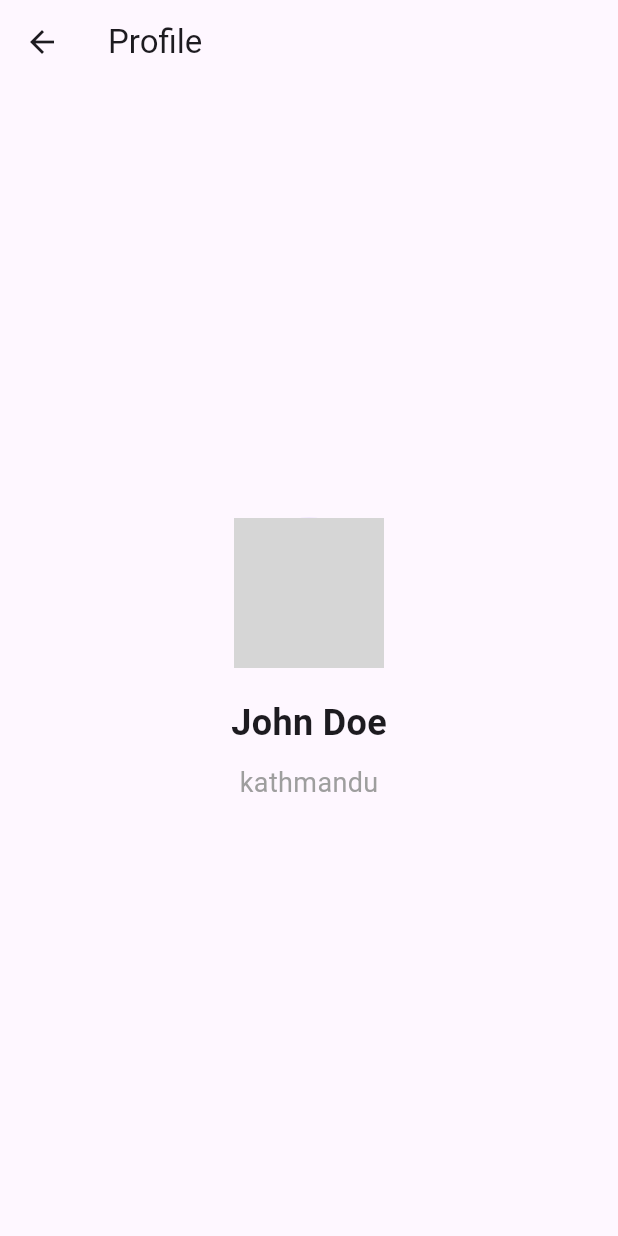
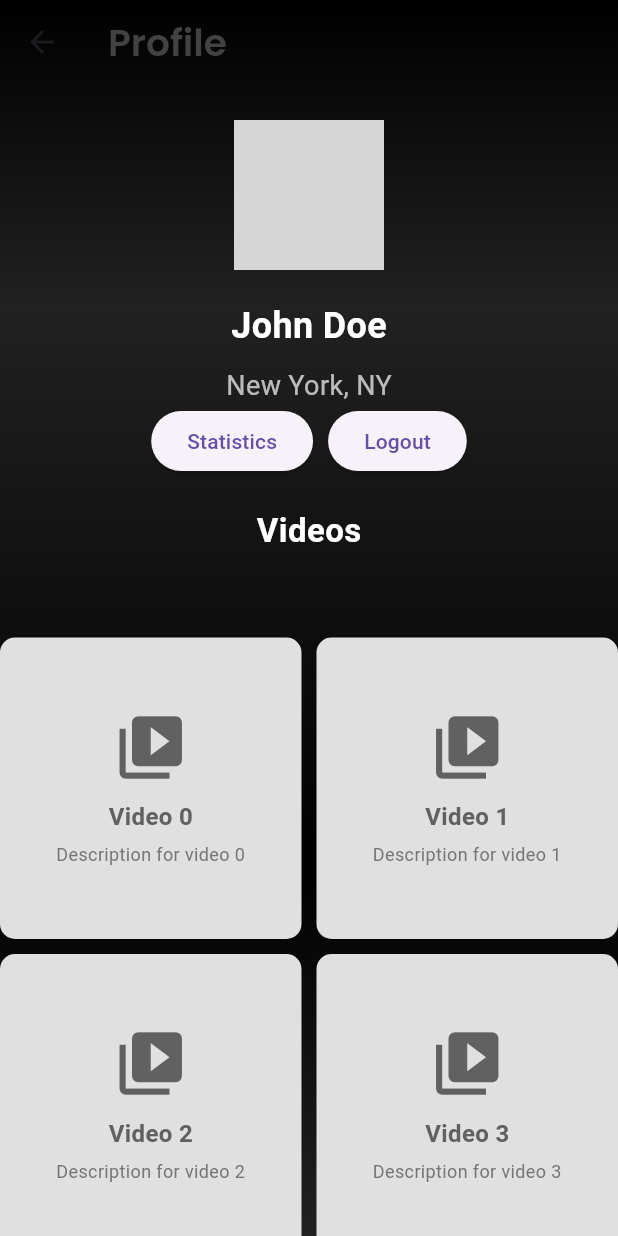
Before and after one commit to sunidhisharma03/SwipeShop, a Flutter app: the Profile screen opened directly, on a phone screen of 412 x 824 dp. Run offline on Flutter 3.47's test engine with Material 3 defaults, Android fonts, the phone set to English and light mode, and no system bars; our stand-ins replace chewie, cloud_firestore, firebase_auth, firebase_core, firebase_storage, google_fonts and 4 more; missing offline and left inert: dart:ffi; accounts and stored records are empty; network calls fail; grey boxes are pictures that could not be loaded.

Commit message:
Creation of profile stats and logout

```diff
--- a/frontend/lib/Profile/profile.dart
+++ b/frontend/lib/Profile/profile.dart
@@ -1,49 +1,163 @@
 import 'package:flutter/material.dart';
+import 'package:google_fonts/google_fonts.dart';
+import 'package:swipeshop_frontend/Profile/merchantStatistics.dart';
 
-class Profile extends StatefulWidget {
-  final String name;
-  final String profilePictureUrl;
-  final String location;
-
-  const Profile({
-    Key? key,
-    required this.name,
-    required this.profilePictureUrl,
-    required this.location,
-  }) : super(key: key);
+class Profile extends StatelessWidget {
+  final bool isMerchant;
+  const Profile({Key? key, required this.isMerchant}) : super(key: key);
 
   @override
-  State<Profile> createState() => _ProfileState();
-}
+  Widget build(BuildContext context) {
+    final String name = 'John Doe'; // Example name
+    final String profilePictureUrl =
+        'https://www.example.com/profile.jpg'; // Example profile picture URL
+    final String location = 'New York, NY'; // Example location
 
-class _ProfileState extends State<Profile> {
-  @override
-  Widget build(BuildContext context) {
     return Scaffold(
+      extendBodyBehindAppBar: true,
       appBar: AppBar(
-        title: Text('Profile'),
+        backgroundColor: Colors.transparent,
+        elevation: 0,
+        title: Text(
+          'Profile',
+          style: GoogleFonts.poppins(
+            fontSize: 25,
+            fontWeight: FontWeight.w600,
+            color: Colors.grey.shade800,
+          ),
+        ),
       ),
       body: Center(
+        child: Container(
+          width: double.infinity,
+          height: double.infinity,
+          decoration: BoxDecoration(
+            gradient: LinearGradient(
+              colors: [
+                Colors.black,
+                Colors.grey.shade900,
+                Colors.black,
+                Colors.grey.shade900,
+              ],
+              stops: [0, 0.25, 0.7, 1],
+              begin: Alignment.topCenter,
+              end: Alignment.bottomCenter,
+            ),
+          ),
           child: Column(
             mainAxisAlignment: MainAxisAlignment.center,
             children: <Widget>[
+              isMerchant ? SizedBox(height: 80) : SizedBox(height: 0),
               CircleAvatar(
                 radius: 50,
-              backgroundImage: NetworkImage(widget.profilePictureUrl),
+                backgroundImage: NetworkImage(profilePictureUrl),
               ),
               SizedBox(height: 20),
               Text(
-              widget.name.isNotEmpty ? widget.name : 'John Doe',
-              style: TextStyle(fontSize: 24, fontWeight: FontWeight.bold),
+                name,
+                style: TextStyle(
+                    fontSize: 24,
+                    fontWeight: FontWeight.bold,
+                    color: Colors.white),
               ),
               SizedBox(height: 10),
               Text(
-              widget.location.isNotEmpty ? widget.location : 'New York, NY',
-              style: TextStyle(fontSize: 18, color: Colors.grey),
+                location,
+                style: TextStyle(fontSize: 18, color: Colors.white70),
+              ),
+              Row(mainAxisAlignment: MainAxisAlignment.center, children: [
+                if (isMerchant) ...[
+                  Container(
+                      child: ElevatedButton(
+                          onPressed: () {
+                            showModalBottomSheet(
+                              context: context,
+                              enableDrag: true,
+                              isScrollControlled: true,
+                              builder: (BuildContext context) {
+                                return Container(
+                                  height:
+                                      MediaQuery.of(context).size.height * 0.6,
+                                  child: MerchantStats(),
+                                  color: Colors.grey.withOpacity(0.5),
+                                );
+                              },
+                            );
+                          },
+                          child: Text("Statistics"))),
+                  SizedBox(
+                    width: 10,
+                  ),
+                  Container(
+                      child: ElevatedButton(
+                    onPressed: () {},
+                    child: Text("Logout"),
+                  )),
+                ],
+              ]),
+              if (isMerchant) ...[
+                SizedBox(height: 20),
+                Text(
+                  'Videos',
+                  style: TextStyle(
+                    fontSize: 22,
+                    fontWeight: FontWeight.bold,
+                    color: Colors.white,
+                  ),
+                ),
+                Expanded(
+                  child: GridView.builder(
+                    gridDelegate: SliverGridDelegateWithFixedCrossAxisCount(
+                      crossAxisCount: 2,
+                      crossAxisSpacing: 10,
+                      mainAxisSpacing: 10,
+                    ),
+                    itemCount: 10, // Example number of videos
+                    itemBuilder: (context, index) {
+                      return Container(
+                        decoration: BoxDecoration(
+                          color: Colors.grey.shade300,
+                          borderRadius: BorderRadius.circular(10),
+                        ),
+                        child: Center(
+                          child: Column(
+                            mainAxisAlignment: MainAxisAlignment.center,
+                            children: [
+                              Icon(
+                                Icons.video_collection,
+                                size: 50,
+                                color: Colors.grey.shade700,
+                              ),
+                              SizedBox(height: 10),
+                              Text(
+                                'Video $index',
+                                style: TextStyle(
+                                  fontSize: 16,
+                                  fontWeight: FontWeight.bold,
+                                  color: Colors.grey.shade700,
+                                ),
+                              ),
+                              SizedBox(height: 5),
+                              Text(
+                                'Description for video $index',
+                                textAlign: TextAlign.center,
+                                style: TextStyle(
+                                  fontSize: 12,
+                                  color: Colors.grey.shade600,
+                                ),
                               ),
                             ],
                           ),
                         ),
                       );
+                    },
+                  ),
+                ),
+              ],
+            ],
+          ),
+        ),
+      ),
+    );
   }
 }
```
Also changed, not shown: frontend/lib/Home/newHome.dart (+7 -5 lines), frontend/lib/Inbox/inbox.dart (+0 -9 lines), frontend/lib/Profile/merchantStatistics.dart (added, +91 -0 lines), frontend/lib/main.dart (+8 -13 lines). Lines whose indentation alone changed are shown as unchanged.
